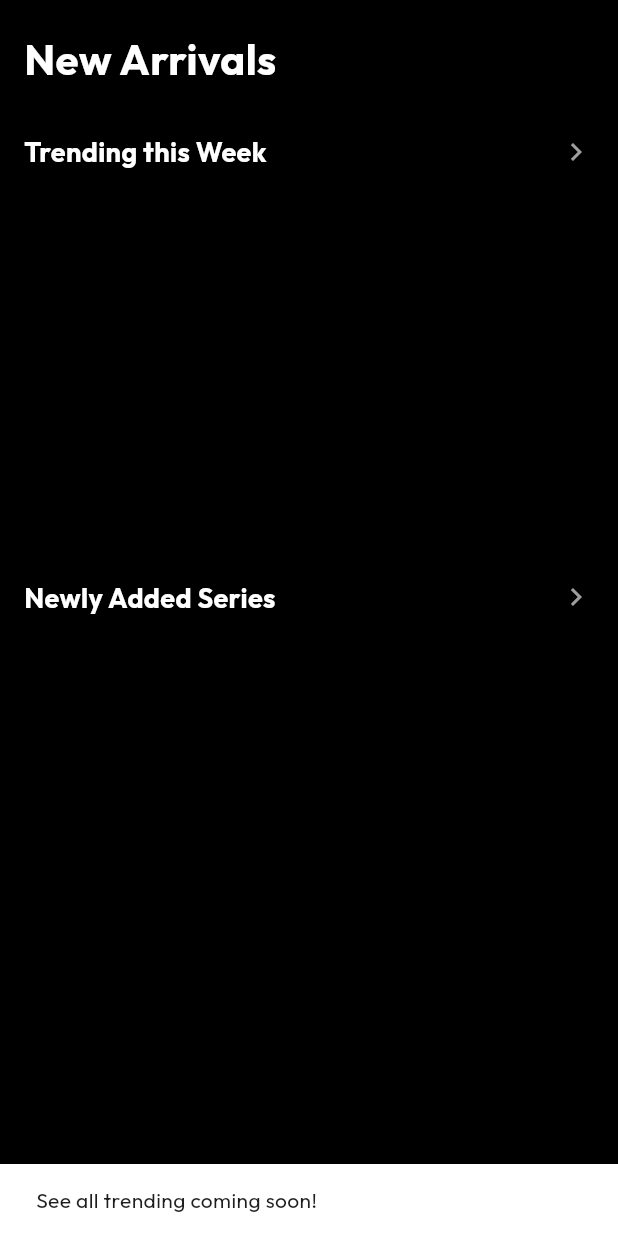
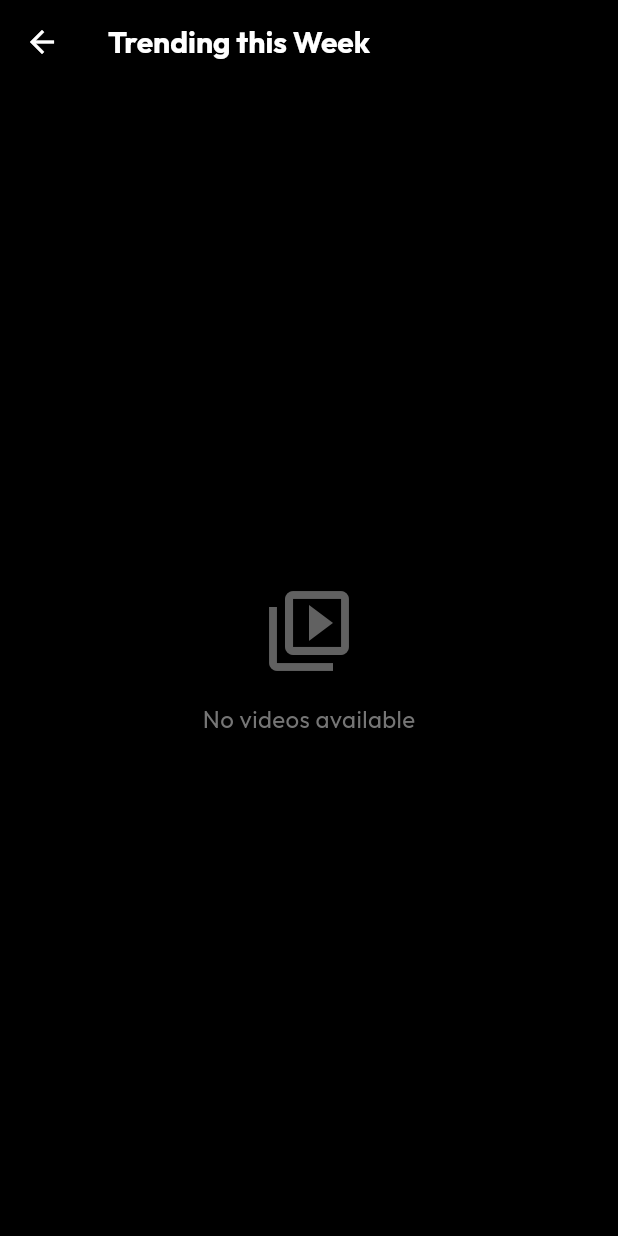
Before and after one commit to yashwant95/Kaise-App, a Flutter app: the NewScreen widget shown alone on an empty page, opened directly, after a tap on "Trending this Week", on a phone screen of 412 x 824 dp. Run offline on Flutter 3.47's test engine with Material 3 defaults, Android fonts, the phone set to English and light mode, and no system bars; our stand-ins replace google_fonts, google_mobile_ads, shared_preferences, youtube_player_flutter; accounts and stored records are empty; network calls fail.

```diff
--- a/lib/models/course.dart
+++ b/lib/models/course.dart
@@ -36,6 +36,7 @@ class Course {
   final int reviewsCount;
   final int viewCount;
   final bool isFree;
+  final String? tag;
 
   Course({
     required this.id,
@@ -46,6 +47,7 @@ class Course {
     required this.reviewsCount,
     this.viewCount = 0,
     this.isFree = true,
+    this.tag,
   });
 
   factory Course.fromJson(Map<String, dynamic> json) {
@@ -62,6 +64,7 @@ class Course {
       reviewsCount: json['reviewsCount'] ?? 0,
       viewCount: json['viewCount'] ?? 0,
       isFree: json['isFree'] ?? true,
+      tag: json['tag'] as String?,
     );
   }
 }
--- a/lib/screens/new_screen.dart
+++ b/lib/screens/new_screen.dart
@@ -2,6 +2,7 @@ import 'package:flutter/material.dart';
 import 'package:google_fonts/google_fonts.dart';
 import '../widgets/video_card.dart';
 import 'video_details_screen.dart';
+import 'video_list_screen.dart';
 import '../services/api_service.dart';
 import '../models/course.dart';
 
@@ -69,7 +70,7 @@ class _NewScreenState extends State<NewScreen> {
                     parent: BouncingScrollPhysics()),
                 children: [
                   _buildNewArrivalSection(
-                      context, 'Trending this Week', _courses),
+                      context, 'Trending this Week', _courses.take(9).toList()),
                   _buildNewArrivalSection(context, 'Newly Added Series',
                       _courses.reversed.toList()),
                 ],
@@ -88,8 +89,15 @@ class _NewScreenState extends State<NewScreen> {
       children: [
         InkWell(
           onTap: () {
-            ScaffoldMessenger.of(context).showSnackBar(
-                const SnackBar(content: Text('See all trending coming soon!')));
+            Navigator.push(
+              context,
+              MaterialPageRoute(
+                builder: (context) => VideoListScreen(
+                  title: title,
+                  courses: courses as List<Course>,
+                ),
+              ),
+            );
           },
           borderRadius: BorderRadius.circular(8),
           child: Padding(
--- /dev/null
+++ b/lib/screens/video_list_screen.dart
@@ -0,0 +1,90 @@
+import 'package:flutter/material.dart';
+import 'package:google_fonts/google_fonts.dart';
+import '../models/course.dart';
+import '../widgets/video_card.dart';
+import 'video_details_screen.dart';
+
+class VideoListScreen extends StatelessWidget {
+  final String title;
+  final List<Course> courses;
+
+  const VideoListScreen({
+    super.key,
+    required this.title,
+    required this.courses,
+  });
+
+  @override
+  Widget build(BuildContext context) {
+    return Scaffold(
+      backgroundColor: Colors.black,
+      appBar: AppBar(
+        backgroundColor: Colors.black,
+        elevation: 0,
+        leading: IconButton(
+          icon: const Icon(Icons.arrow_back, color: Colors.white),
+          onPressed: () => Navigator.pop(context),
+        ),
+        title: Text(
+          title,
+          style: GoogleFonts.outfit(
+            fontSize: 20,
+            fontWeight: FontWeight.bold,
+            color: Colors.white,
+          ),
+        ),
+      ),
+      body: courses.isEmpty
+          ? Center(
+              child: Column(
+                mainAxisAlignment: MainAxisAlignment.center,
+                children: [
+                  Icon(
+                    Icons.video_library_outlined,
+                    size: 64,
+                    color: Colors.grey[700],
+                  ),
+                  const SizedBox(height: 16),
+                  Text(
+                    'No videos available',
+                    style: TextStyle(
+                      fontSize: 16,
+                      color: Colors.grey[600],
+                    ),
+                  ),
+                ],
+              ),
+            )
+          : GridView.builder(
+              padding: const EdgeInsets.all(16),
+              physics: const BouncingScrollPhysics(),
+              gridDelegate: const SliverGridDelegateWithFixedCrossAxisCount(
+                crossAxisCount: 3,
+                crossAxisSpacing: 12,
+                mainAxisSpacing: 12,
+                childAspectRatio: 0.65,
+              ),
+              itemCount: courses.length,
+              itemBuilder: (context, index) {
+                final course = courses[index];
+                return VideoCard(
+                  video: {'title': course.title, 'tag': course.tag ?? ''},
+                  imageUrl: course.seriesThumbnail,
+                  heroTag: 'list_${title}_${course.id}',
+                  onTap: () {
+                    Navigator.push(
+                      context,
+                      MaterialPageRoute(
+                        builder: (context) => VideoDetailsScreen(
+                          course: course,
+                          heroTag: 'list_${title}_${course.id}',
+                        ),
+                      ),
+                    );
+                  },
+                );
+              },
+            ),
+    );
+  }
+}
```
Also changed, not shown: lib/screens/home_screen.dart (+3 -174 lines).
